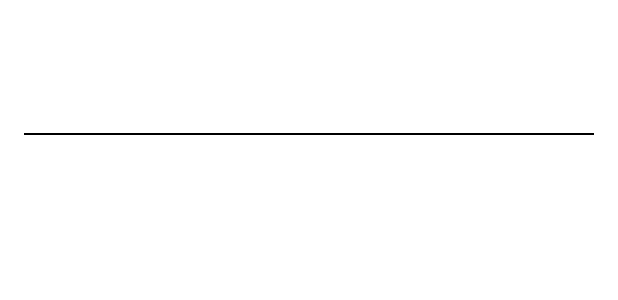
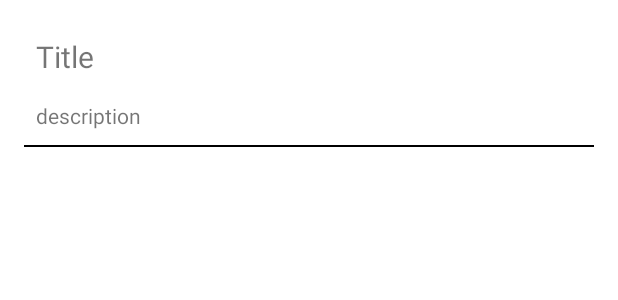
Before and after one commit to andersonluisp/clientecontentprovider, an Android app: the layout client_item.xml on its own in the app's theme, with its tools: preview values and no code run, on a phone screen of 412 x 824 dp. Shown: the top 300 px of the screen. Run offline under Robolectric (Android 15) with nearby library versions, the phone set to English and light mode, and no system bars.

Commit message:
Finish ContentProviderClient

```diff
--- a/app/build.gradle
+++ b/app/build.gradle
@@ -23,6 +23,11 @@ android {
             proguardFiles getDefaultProguardFile('proguard-android-optimize.txt'), 'proguard-rules.pro'
         }
     }
+
+    viewBinding {
+        enabled = true
+    }
+
     compileOptions {
         sourceCompatibility JavaVersion.VERSION_1_8
         targetCompatibility JavaVersion.VERSION_1_8
--- a/app/src/main/res/layout/client_item.xml
+++ b/app/src/main/res/layout/client_item.xml
@@ -1,25 +1,43 @@
 <?xml version="1.0" encoding="utf-8"?>
-<LinearLayout xmlns:android="http://schemas.android.com/apk/res/android"
-    android:orientation="vertical"
+<androidx.constraintlayout.widget.ConstraintLayout xmlns:android="http://schemas.android.com/apk/res/android"
+    xmlns:app="http://schemas.android.com/apk/res-auto"
+    xmlns:tools="http://schemas.android.com/tools"
     android:layout_width="match_parent"
-    android:layout_height="match_parent"
-    android:layout_margin="16dp">
+    android:layout_height="wrap_content"
+    android:layout_margin="8dp"
+    android:padding="8dp">
 
         <TextView
             android:id="@+id/tv_client_item_title"
-        android:layout_width="wrap_content"
+            android:layout_width="0dp"
             android:layout_height="wrap_content"
-        android:textSize="20sp" />
+            android:layout_marginStart="8dp"
+            android:layout_marginTop="8dp"
+            android:layout_marginEnd="8dp"
+            android:textSize="20sp"
+            android:text="Title"
+            app:layout_constraintEnd_toEndOf="parent"
+            app:layout_constraintStart_toStartOf="parent"
+            app:layout_constraintTop_toTopOf="parent"/>
         <TextView
             android:id="@+id/tv_client_item_description"
-        android:layout_width="wrap_content"
+            android:layout_width="0dp"
             android:layout_height="wrap_content"
-        android:layout_marginTop="16dp"/>
+            android:layout_marginTop="16dp"
+            android:text="description"
+            app:layout_constraintEnd_toEndOf="@id/tv_client_item_title"
+            app:layout_constraintStart_toStartOf="@id/tv_client_item_title"
+            app:layout_constraintTop_toBottomOf="@id/tv_client_item_title"/>
 
         <View
             android:layout_width="match_parent"
             android:layout_height="1dp"
             android:background="@color/black"
-        android:layout_marginTop="10dp"/>
+            android:layout_marginTop="10dp"
+            app:layout_constraintBottom_toBottomOf="parent"
+            app:layout_constraintEnd_toEndOf="parent"
+            app:layout_constraintStart_toStartOf="parent"
+            app:layout_constraintTop_toBottomOf="@id/tv_client_item_description"/>
 
-</LinearLayout>
+
+</androidx.constraintlayout.widget.ConstraintLayout>
```
Also changed, not shown: app/src/main/java/com/example/contentproviderclient/ClientAdapter.kt (+21 -12 lines), app/src/main/java/com/example/contentproviderclient/MainActivity.kt (+14 -11 lines), app/src/main/res/layout/activity_main.xml (+11 -14 lines). Lines whose indentation alone changed are shown as unchanged.
